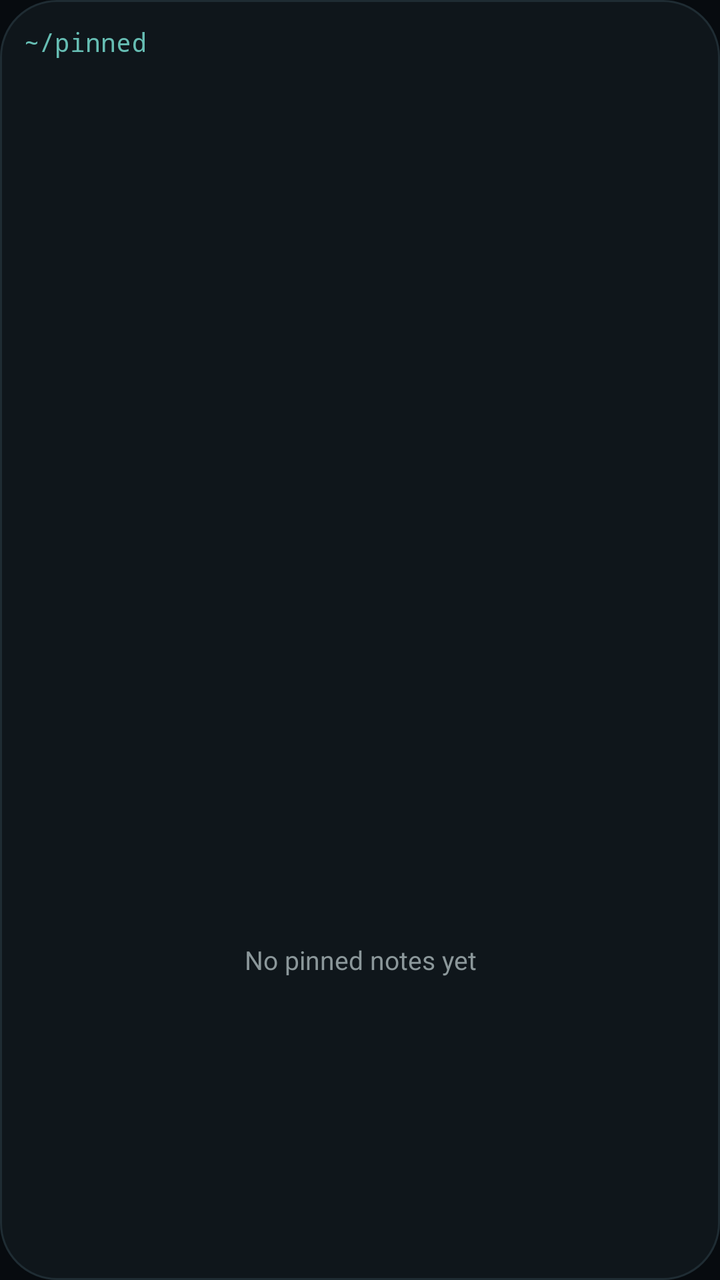
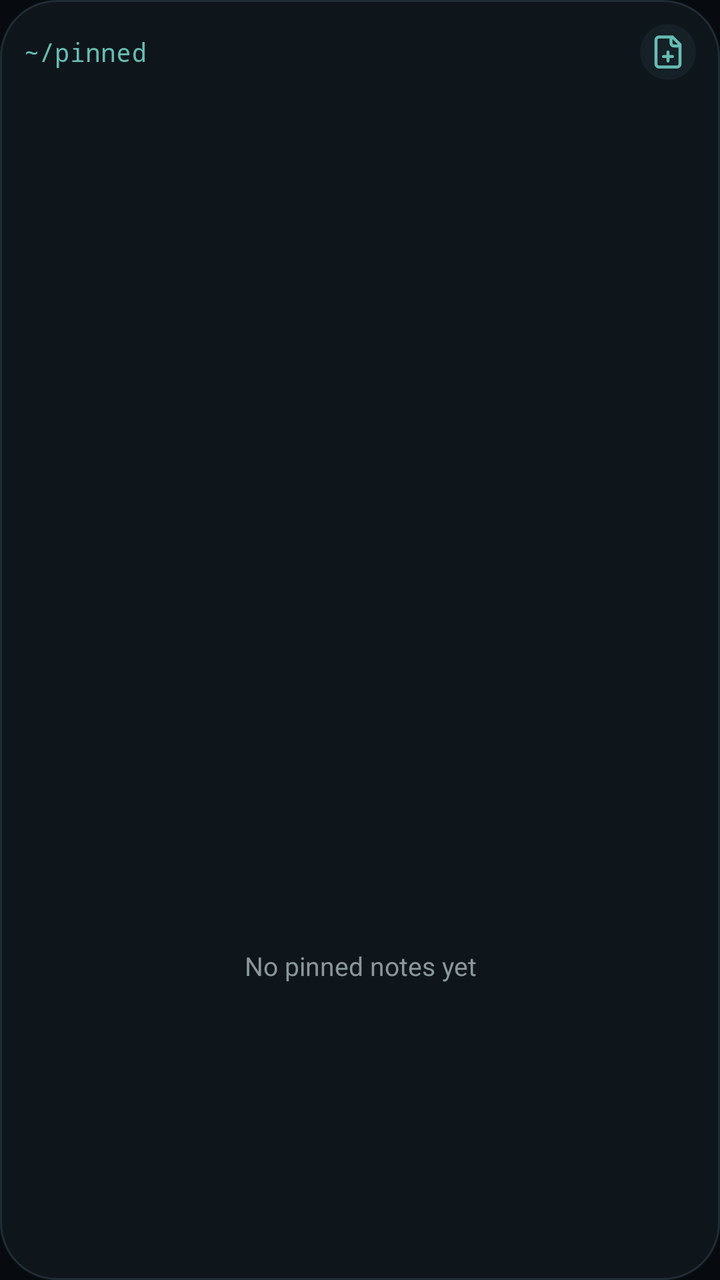

An Android layout rendered at two revisions. The XML below is the earlier revision; the diff shows what the commit changed to produce the second picture.
<!-- AndroidManifest.xml: application theme Theme.Mnemos -->
<!-- res/layout/widget_pinned.xml -->
<?xml version="1.0" encoding="utf-8"?>
<LinearLayout xmlns:android="http://schemas.android.com/apk/res/android"
    android:id="@android:id/background"
    android:layout_width="match_parent"
    android:layout_height="match_parent"
    android:background="@drawable/widget_bg"
    android:orientation="vertical"
    android:padding="12dp">
    <TextView
        android:layout_width="wrap_content"
        android:layout_height="wrap_content"
        android:fontFamily="monospace"
        android:text="@string/widget_pinned_header"
        android:textColor="@color/nss_ink"
        android:textSize="13sp" />
    <ListView
        android:id="@+id/pinned_list"
        android:layout_width="match_parent"
        android:layout_height="0dp"
        android:layout_marginTop="6dp"
        android:layout_weight="1"
        android:divider="@null" />
    <TextView
        android:id="@+id/pinned_empty"
        android:layout_width="match_parent"
        android:layout_height="0dp"
        android:layout_weight="1"
        android:gravity="center"
        android:text="@string/widget_no_pins"
        android:textColor="@color/nss_muted"
        android:textSize="13sp" />
</LinearLayout>
<!-- resources referenced by this layout -->
<resources>
  <color name="nss_ink">#66BDB3</color>
  <color name="nss_muted">#8B979A</color>
  <!-- drawable widget_bg (drawable) -->
  <?xml version="1.0" encoding="utf-8"?>
  <shape xmlns:android="http://schemas.android.com/apk/res/android" android:shape="rectangle">
      <solid android:color="@color/nss_surface" />
      <stroke android:width="1dp" android:color="#1F2C33" />
      <corners android:radius="@android:dimen/system_app_widget_background_radius" />
  </shape>
  <string name="widget_no_pins">No pinned notes yet</string>
  <string name="widget_pinned_header" translatable="false">~/pinned</string>
  <style name="Theme.Mnemos" parent="android:Theme.Material.NoActionBar">
          <item name="android:windowBackground">@color/nss_bg</item>
          <item name="android:statusBarColor">@android:color/transparent</item>
          <item name="android:navigationBarColor">@android:color/transparent</item>
          <item name="android:windowSplashScreenBackground">@color/nss_bg</item>
          <item name="android:windowSplashScreenAnimatedIcon">@drawable/ic_splash</item>
      </style>
  <color name="nss_surface">#0F161B</color>
  <color name="nss_bg">#070B0F</color>
  <!-- drawable ic_splash (drawable) -->
  <?xml version="1.0" encoding="utf-8"?>
  <layer-list xmlns:android="http://schemas.android.com/apk/res/android">
      <item android:drawable="@color/launcher_teal" />
      <item android:drawable="@drawable/ic_launcher_fg_teal" />
  </layer-list>
  <color name="launcher_teal">#3A807A</color>
  <!-- drawable ic_launcher_fg_teal: vector/xml drawable (drawable, 3144 chars, omitted) -->
</resources>

<!-- the commit's change to res/layout/widget_pinned.xml (unified diff, before → after) -->
@@ -6,20 +6,44 @@
     android:background="@drawable/widget_bg"
     android:orientation="vertical"
     android:padding="12dp">
-    <TextView
-        android:layout_width="wrap_content"
+    <LinearLayout
+        android:layout_width="match_parent"
         android:layout_height="wrap_content"
-        android:fontFamily="monospace"
-        android:text="@string/widget_pinned_header"
-        android:textColor="@color/nss_ink"
-        android:textSize="13sp" />
+        android:gravity="center_vertical"
+        android:orientation="horizontal">
+        <TextView
+            android:layout_width="0dp"
+            android:layout_height="wrap_content"
+            android:layout_weight="1"
+            android:fontFamily="monospace"
+            android:text="@string/widget_pinned_header"
+            android:textColor="@color/nss_ink"
+            android:textSize="13sp" />
+        <TextView
+            android:id="@+id/pinned_count"
+            android:layout_width="wrap_content"
+            android:layout_height="wrap_content"
+            android:layout_marginEnd="8dp"
+            android:fontFamily="monospace"
+            android:textColor="@color/nss_muted"
+            android:textSize="11sp" />
+        <ImageView
+            android:id="@+id/pinned_new"
+            android:layout_width="28dp"
+            android:layout_height="28dp"
+            android:background="@drawable/widget_button_bg"
+            android:contentDescription="@string/widget_act_new"
+            android:padding="5dp"
+            android:src="@drawable/ic_shortcut_new" />
+    </LinearLayout>
     <ListView
         android:id="@+id/pinned_list"
         android:layout_width="match_parent"
         android:layout_height="0dp"
-        android:layout_marginTop="6dp"
+        android:layout_marginTop="8dp"
         android:layout_weight="1"
-        android:divider="@null" />
+        android:divider="@null"
+        android:scrollbars="none" />
     <TextView
         android:id="@+id/pinned_empty"
         android:layout_width="match_parent"
<!-- resource entries referenced after the edit -->
@@ -2,6 +2,12 @@
 <resources>
   <color name="nss_ink">#66BDB3</color>
   <color name="nss_muted">#8B979A</color>
+  <!-- drawable ic_shortcut_new (drawable) -->
+  <?xml version="1.0" encoding="utf-8"?>
+  <vector xmlns:android="http://schemas.android.com/apk/res/android"
+      android:width="24dp" android:height="24dp" android:viewportWidth="24" android:viewportHeight="24" android:tint="#66BDB3">
+      <path android:strokeColor="#FFFFFF" android:strokeWidth="2" android:strokeLineCap="round" android:strokeLineJoin="round" android:pathData="M15,2H6a2,2 0,0 0,-2 2v16a2,2 0,0 0,2 2h12a2,2 0,0 0,2 -2V7Z M14,2v4a2,2 0,0 0,2 2h4 M12,12v6 M9,15h6" />
+  </vector>
   <!-- drawable widget_bg (drawable) -->
   <?xml version="1.0" encoding="utf-8"?>
   <shape xmlns:android="http://schemas.android.com/apk/res/android" android:shape="rectangle">
@@ -9,6 +15,13 @@
       <stroke android:width="1dp" android:color="#1F2C33" />
       <corners android:radius="@android:dimen/system_app_widget_background_radius" />
   </shape>
+  <!-- drawable widget_button_bg (drawable) -->
+  <?xml version="1.0" encoding="utf-8"?>
+  <shape xmlns:android="http://schemas.android.com/apk/res/android" android:shape="rectangle">
+      <solid android:color="@color/nss_surface2" />
+      <corners android:radius="16dp" />
+  </shape>
+  <string name="widget_act_new">New note</string>
   <string name="widget_no_pins">No pinned notes yet</string>
   <string name="widget_pinned_header" translatable="false">~/pinned</string>
   <style name="Theme.Mnemos" parent="android:Theme.Material.NoActionBar">
@@ -19,14 +32,28 @@
           <item name="android:windowSplashScreenAnimatedIcon">@drawable/ic_splash</item>
       </style>
   <color name="nss_surface">#0F161B</color>
+  <color name="nss_surface2">#152027</color>
   <color name="nss_bg">#070B0F</color>
   <!-- drawable ic_splash (drawable) -->
   <?xml version="1.0" encoding="utf-8"?>
   <layer-list xmlns:android="http://schemas.android.com/apk/res/android">
-      <item android:drawable="@color/launcher_teal" />
-      <item android:drawable="@drawable/ic_launcher_fg_teal" />
+      <item android:drawable="@color/launcher_black" />
+      <item android:drawable="@drawable/ic_launcher_fg_black" />
   </layer-list>
-  <color name="launcher_teal">#3A807A</color>
-  <!-- drawable ic_launcher_fg_teal: vector/xml drawable (drawable, 3144 chars, omitted) -->
+  <color name="launcher_black">#070B0F</color>
+  <!-- drawable ic_launcher_fg_black (drawable) -->
+  <?xml version="1.0" encoding="utf-8"?>
+  <vector xmlns:android="http://schemas.android.com/apk/res/android"
+      android:width="108dp" android:height="108dp" android:viewportWidth="108" android:viewportHeight="108">
+      
+      <group android:scaleX="3" android:scaleY="3" android:translateX="16.9" android:translateY="18">
+          <path android:pathData="M7.31 4.31H13.88L17.44 7.88V19.13Q17.44 19.69 16.88 19.69H7.88Q7.31 19.69 7.31 19.13Z" android:strokeColor="#3A807A" android:strokeWidth="1.31" android:strokeLineJoin="round" />
+          <path android:pathData="M13.88 4.31L17.44 7.88H14.44Q13.88 7.88 13.88 7.31Z" android:fillColor="#A9B8FF" android:strokeColor="#A9B8FF" android:strokeWidth="0.56" android:strokeLineJoin="round" />
+          <path android:pathData="M9.38 11.63a0.84 0.84 0 1 0 1.68 0a0.84 0.84 0 1 0 -1.68 0Z" android:fillColor="#A9B8FF" />
+          <path android:pathData="M12.28 11.63H14.81" android:strokeColor="#66BDB3" android:strokeAlpha="1" android:strokeWidth="1.31" android:strokeLineCap="round" />
+          <path android:pathData="M10.22 14.34H14.81" android:strokeColor="#66BDB3" android:strokeAlpha="1" android:strokeWidth="1.31" android:strokeLineCap="round" />
+          <path android:pathData="M10.22 17.06H12.75" android:strokeColor="#66BDB3" android:strokeAlpha="1" android:strokeWidth="1.31" android:strokeLineCap="round" />
+      </group>
+  </vector>
 </resources>
 
